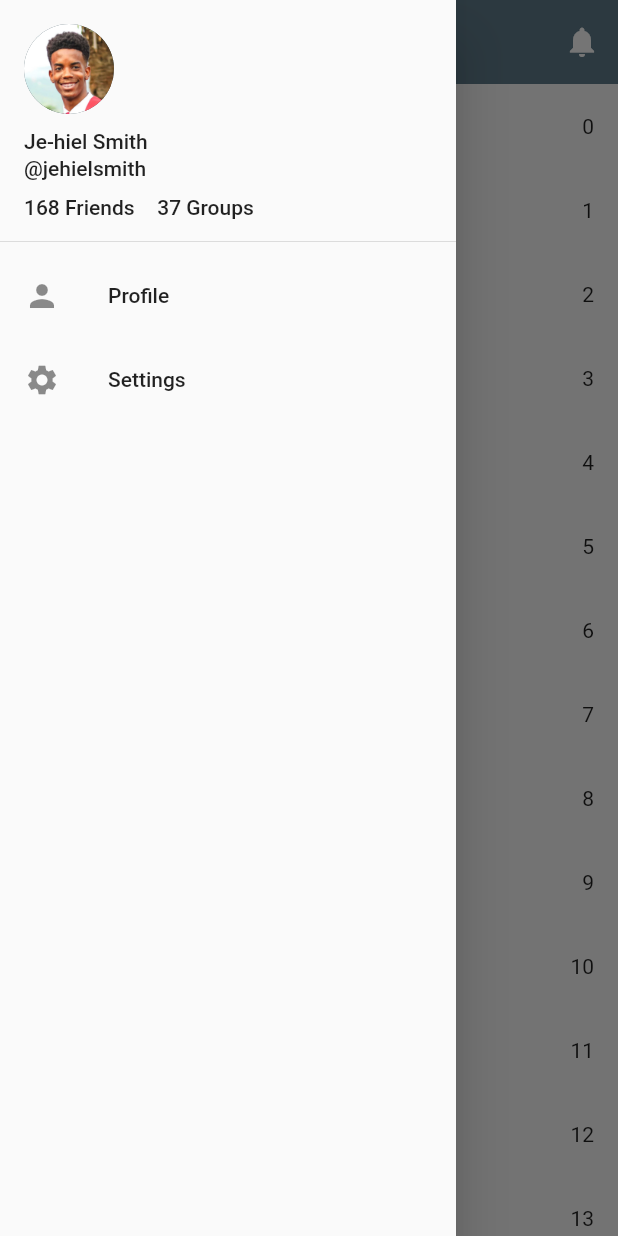
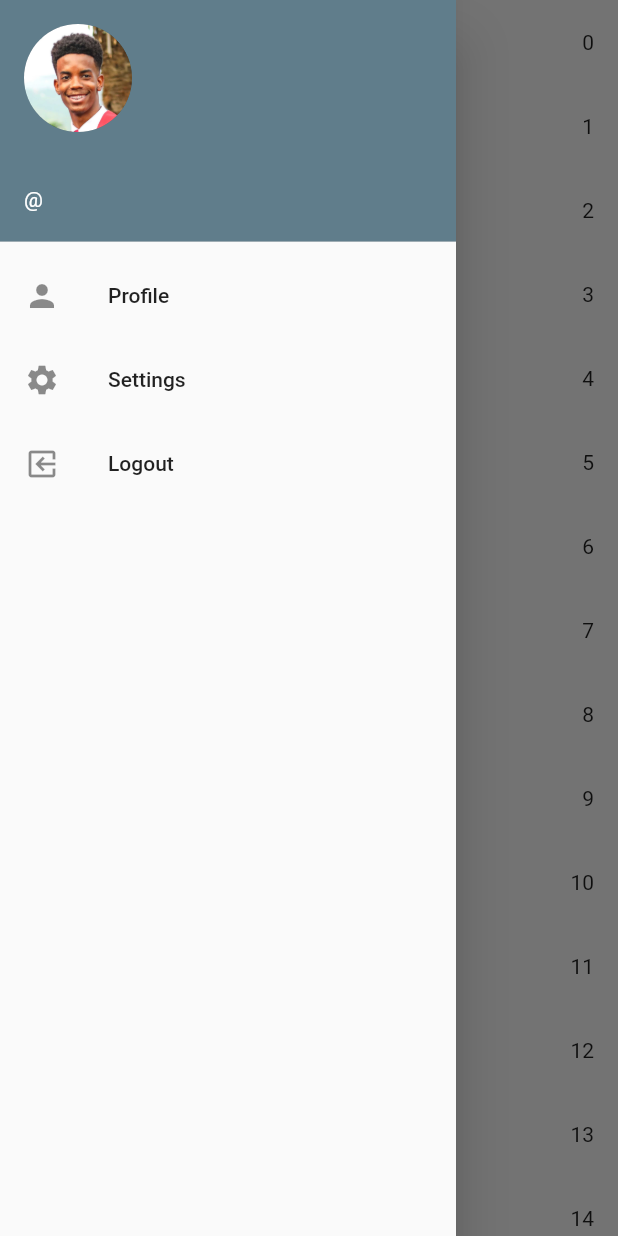
Before and after one commit to Je-hiel/MyBook, a Flutter app: the Groups screen opened directly, with the side drawer open, on a phone screen of 412 x 824 dp. Run offline on Flutter 3.47's test engine with Material 2 defaults, Android fonts, the phone set to English and light mode, and no system bars; our stand-ins replace datetime_picker_formfield, photo_view, shared_preferences; accounts and stored records are empty; network calls fail.

Commit message:
Authentication complete
User authentication now complete. User remains signed in until they logout. Logout now takes user to authentication screen.

```diff
--- a/lib/widgets/main_drawer.dart
+++ b/lib/widgets/main_drawer.dart
@@ -1,39 +1,26 @@
 import 'package:flutter/material.dart';
+import 'package:mybook/models/user.dart';
+import 'package:mybook/services/auth_service.dart';
+import 'package:provider/provider.dart';
+import 'dart:math' as math;
 
-// TODO Make sure drawer covers bottomNavBar when open
 class MainDrawer extends StatelessWidget {
   @override
   Widget build(BuildContext context) {
+    User user = Provider.of<User>(context);
+    AuthService _auth = AuthService();
+
     return Drawer(
       child: ListView(
         children: <Widget>[
-          // TODO Make DrawerHeader bigger.
-          DrawerHeader(
-            child: Column(
-              crossAxisAlignment: CrossAxisAlignment.start,
-              children: <Widget>[
-                CircleAvatar(
-                  // TODO Replace with user profile photo.
-                  backgroundImage: AssetImage('assets/images/jehiel.jpg'),
-                  radius: 30.0,
-                ),
-                SizedBox(height: 10.0),
-                // TODO Replace with user display name.
-                Text('Je-hiel Smith'),
-                SizedBox(height: 2.0),
-                // TODO Replace with user username.
-                Text('@jehielsmith'),
-                SizedBox(height: 10.0),
-                Row(
-                  children: <Widget>[
-                    // TODO Replace with user friend count.
-                    Text('168 Friends'),
-                    SizedBox(width: 15.0),
-                    // TODO Replace with user group count.
-                    Text('37 Groups'),
-                  ],
-                ),
-              ],
+          UserAccountsDrawerHeader(
+            accountName:
+                Text('${user.firstName} ${user.lastName}'), // TODO Add styling.
+            accountEmail: Text('@${user.username}'),
+            currentAccountPicture: CircleAvatar(
+              // TODO Replace with user profile photo.
+              backgroundImage: AssetImage('assets/images/jehiel.jpg'),
+              radius: 30.0,
             ),
           ),
           // TODO Provide navigation to other screens.
@@ -47,6 +34,18 @@ class MainDrawer extends StatelessWidget {
             leading: Icon(Icons.settings),
             title: Text('Settings'),
           ),
+          ListTile(
+            leading: Transform.rotate(
+              child: Icon(Icons.exit_to_app),
+              angle: 180 * math.pi / 180,
+            ),
+            title: Text('Logout'),
+            onTap: () {
+              _auth.logout();
+              Navigator.of(context).pushNamedAndRemoveUntil(
+                  '/Authenticate', (Route<dynamic> route) => false);
+            },
+          ),
         ],
       ),
     );
```
Also changed, not shown: lib/main.dart (+16 -1 lines), lib/screens/authenticate/register.dart (+2 -15 lines), lib/screens/authenticate/sign_in.dart (+1 -11 lines), lib/screens/home.dart (+1 -10 lines), lib/screens/wrapper.dart (+4 -19 lines), lib/services/auth_service.dart (+13 -21 lines), lib/services/http_service.dart (+13 -7 lines), lib/widgets/bottom_nav_bar.dart (+35 -2 lines), lib/widgets/main_app_bar.dart (+12 -6 lines).
